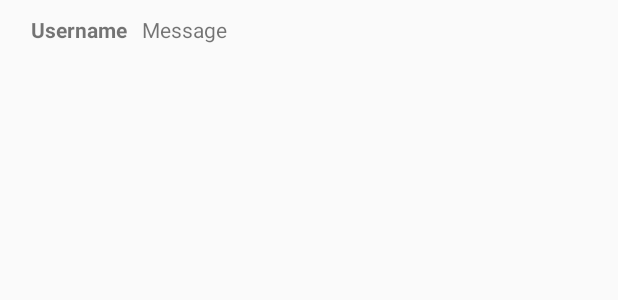
After one commit to rohanraarora/Firebase-Codelab, an Android app: the layout message_row.xml on its own in the app's theme, with its tools: preview values and no code run, on a phone screen of 412 x 824 dp. The commit adds this screen. Shown: the top 300 px of the screen. Run offline under Robolectric (Android 15) with nearby library versions, the phone set to English and light mode, and no system bars.

Commit message:
Phase 3 completed

```diff
--- a/app/src/main/res/layout/activity_main.xml
+++ b/app/src/main/res/layout/activity_main.xml
@@ -25,5 +25,11 @@
             android:onClick="onSendButtonClick"/>
     </LinearLayout>
 
+    <ListView
+        android:layout_width="match_parent"
+        android:layout_height="match_parent"
+        android:id="@+id/listView"
+        android:layout_above="@id/footer"/>
+
 
 </RelativeLayout>
--- /dev/null
+++ b/app/src/main/res/layout/message_row.xml
@@ -0,0 +1,28 @@
+<?xml version="1.0" encoding="utf-8"?>
+<LinearLayout xmlns:android="http://schemas.android.com/apk/res/android"
+    android:layout_width="match_parent" android:layout_height="match_parent"
+    android:orientation="horizontal">
+
+    <TextView
+        android:id="@+id/username_text_view"
+        android:text="Username"
+        android:textStyle="bold"
+        android:gravity="end"
+        android:layout_width="0dp"
+        android:layout_weight="3"
+        android:layout_height="wrap_content"
+        android:padding="10dp"/>
+
+    <TextView
+        android:id="@+id/message_text_view"
+        android:text="Message"
+        android:layout_width="0dp"
+        android:layout_height="wrap_content"
+        android:layout_weight="10"
+        android:paddingLeft="0dp"
+        android:paddingRight="10dp"
+        android:paddingTop="10dp"
+        android:paddingBottom="10dp"/>
+
+
+</LinearLayout>
```
Also changed, not shown: app/src/main/java/com/gdgnd/firebasecodelab/FirebaseListAdapter.java (added, +188 -0 lines), app/src/main/java/com/gdgnd/firebasecodelab/MainActivity.java (+16 -5 lines), app/src/main/java/com/gdgnd/firebasecodelab/Message.java (added, +27 -0 lines).
